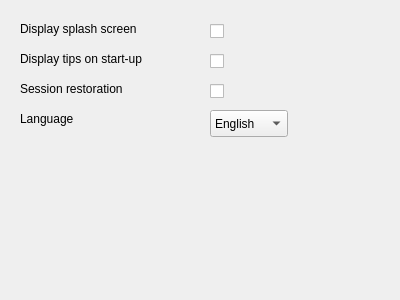
AbyssAbbeba/MDS-picoblaze-AVR-ide, file IDE/GUI/dialogs/interfacecfg/interfacecfg_idegeneral.ui: the form before one commit.
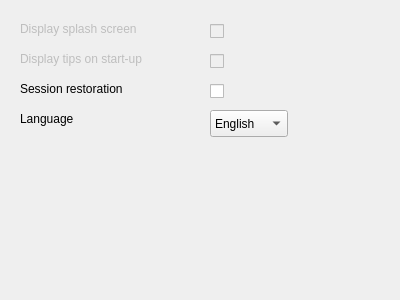
The form after the commit.

Patch:
```diff
--- a/IDE/GUI/dialogs/interfacecfg/interfacecfg_idegeneral.ui
+++ b/IDE/GUI/dialogs/interfacecfg/interfacecfg_idegeneral.ui
@@ -42,6 +42,9 @@
    </item>
   </widget>
   <widget class="QLabel" name="label_2">
+   <property name="enabled">
+    <bool>false</bool>
+   </property>
    <property name="geometry">
     <rect>
      <x>20</x>
@@ -55,6 +58,9 @@
    </property>
   </widget>
   <widget class="QLabel" name="label_3">
+   <property name="enabled">
+    <bool>false</bool>
+   </property>
    <property name="geometry">
     <rect>
      <x>20</x>
@@ -68,6 +74,9 @@
    </property>
   </widget>
   <widget class="QCheckBox" name="chckTips">
+   <property name="enabled">
+    <bool>false</bool>
+   </property>
    <property name="geometry">
     <rect>
      <x>210</x>
@@ -81,6 +90,9 @@
    </property>
   </widget>
   <widget class="QCheckBox" name="chckSplash">
+   <property name="enabled">
+    <bool>false</bool>
+   </property>
    <property name="geometry">
     <rect>
      <x>210</x>
```
